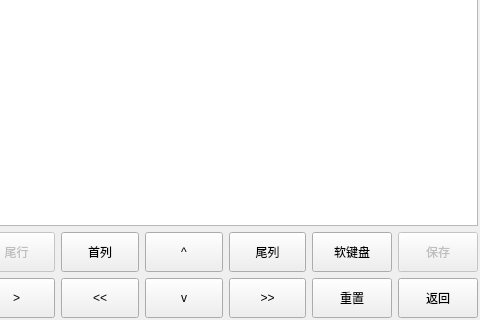
httpftpli/mdimh, file patfileform.ui: the form before one commit; both pictures show x 320 to 800 and y 280 to 600 of the 800 by 600 pixel window.
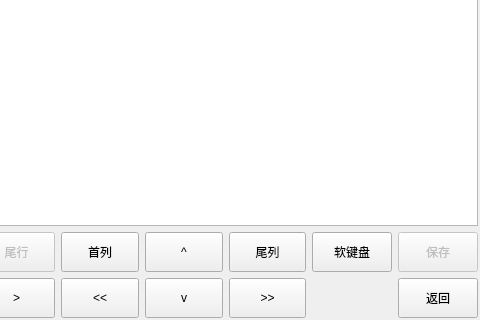
The form after the commit. Custom widgets are drawn as their Qt base class.

Diff of the .ui file:
```diff
--- a/patfileform.ui
+++ b/patfileform.ui
@@ -532,22 +532,6 @@
          </property>
         </widget>
        </item>
-       <item row="2" column="0">
-        <widget class="QPushButton" name="pushButton">
-         <property name="sizePolicy">
-          <sizepolicy hsizetype="Preferred" vsizetype="Minimum">
-           <horstretch>0</horstretch>
-           <verstretch>0</verstretch>
-          </sizepolicy>
-         </property>
-         <property name="focusPolicy">
-          <enum>Qt::NoFocus</enum>
-         </property>
-         <property name="text">
-          <string>重置</string>
-         </property>
-        </widget>
-       </item>
        <item row="2" column="1">
         <widget class="QMdPushButton" name="qMdPushButton_3">
          <property name="sizePolicy">
```
